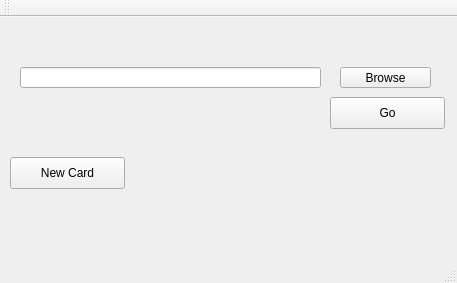
The window that mainwindow.ui (PeterQLee/QCarder) describes before a commit, drawn with Qt 5.
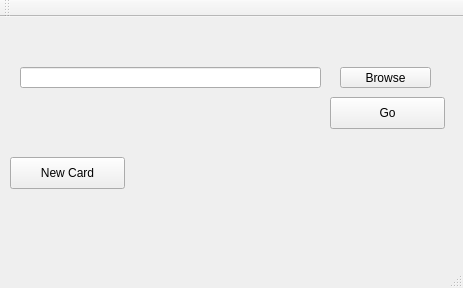
The same window after the commit.

Commit message: Made new forms

```diff
--- a/mainwindow.ui
+++ b/mainwindow.ui
@@ -6,8 +6,8 @@
    <rect>
     <x>0</x>
     <y>0</y>
-    <width>457</width>
-    <height>283</height>
+    <width>463</width>
+    <height>288</height>
    </rect>
   </property>
   <property name="windowTitle">
```
Left out of the diff: 2 changed lines with no effect on the pictures. The commit also changes 5 other files.
